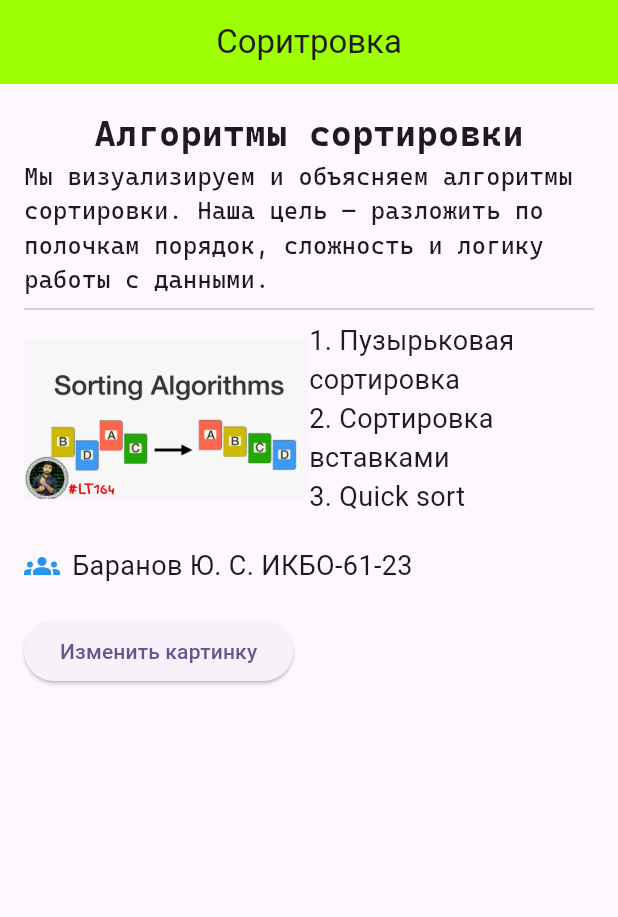
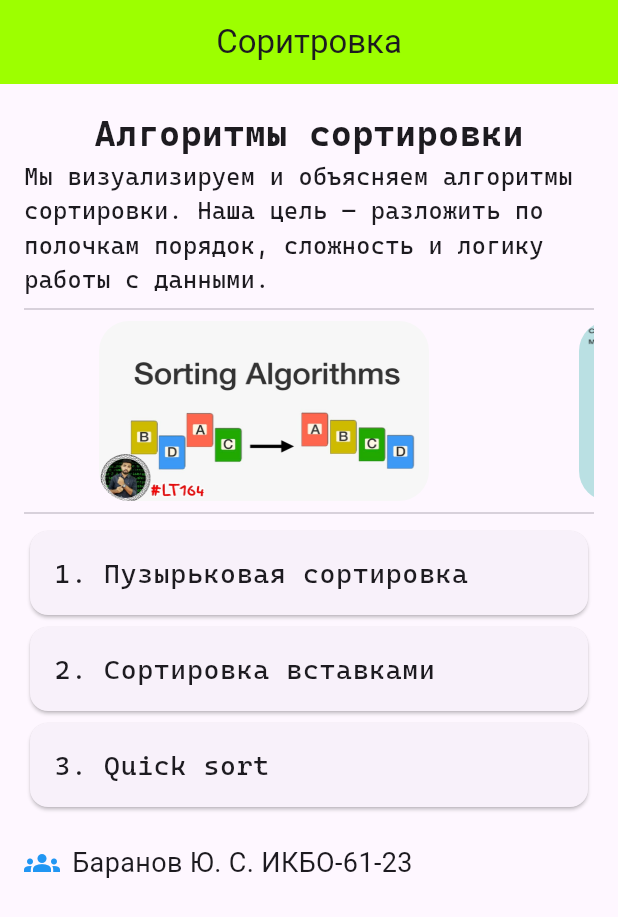
Before and after one commit to Stranik2504/FlutterCourse, a Flutter app: the screen it shows after launch, on a phone screen of 412 x 824 dp. Shown: the top 917 px of the screen. Run offline on Flutter 3.47's test engine with Material 3 defaults, Android fonts, the phone set to English and light mode, and no system bars.

Commit message:
Release task4

```diff
--- a/lib/main.dart
+++ b/lib/main.dart
@@ -30,6 +30,26 @@ class MyHomePage extends StatefulWidget {
 
 class _MyHomePageState extends State<MyHomePage> {
   int num = 1;
+  static const List<String> terms = [
+    "1. Пузырьковая сортировка",
+    "2. Сортировка вставками",
+    "3. Quick sort",
+  ];
+
+  Container getImg(int ind) {
+    return Container(
+      margin: EdgeInsets.symmetric(horizontal: 50),
+      child: ClipRRect(
+        borderRadius: BorderRadius.circular(20),
+        child: Image.asset(
+          'assets/imgs/$ind.jpg',
+          width: 220,
+          height: 120,
+          fit: BoxFit.fill,
+        ),
+      )
+    );
+  }
 
   void changeImg() {
     setState(() {
@@ -71,27 +91,40 @@ class _MyHomePageState extends State<MyHomePage> {
               ),
             ),
             const Divider(),
-            Row(
-              children: [
-                Expanded(
-                  child: InkWell(
-                    onTap: changeImg,
-                    child: Image.asset(
-                      'assets/imgs/$num.jpg',
-                      width: 120,
-                      height: 120,
-                      fit: BoxFit.contain,
-                    )
+            SizedBox(
+              height: 120,
+              child: ListView(
+                scrollDirection: Axis.horizontal,
+                children: [
+                  getImg(1),
+                  getImg(2),
+                  getImg(3),
+                  getImg(4),
+                  getImg(5),
+                ],
+              ),
+            ),
+            const Divider(),
+            ListView.builder(
+              shrinkWrap: true,
+              itemCount: terms.length,
+              itemBuilder: (context, index) {
+                var term= terms[index];
+
+                return Card(
+                  child:
+                  ListTile(
+                    title: Text(term, style: TextStyle(fontSize: 18, fontFamily: 'CascadiaCode'),),                             // текст
+                    onTap: () {
+                      ScaffoldMessenger.of(context).showSnackBar(
+                        SnackBar(content: Text(term),
+                          duration: const Duration(seconds: 3),
+                        )
+                      );
+                    },
                   ),
-                ),
-                Expanded(child: Column(crossAxisAlignment: .start,
-                  children: [
-                    Text("1. Пузырьковая сортировка", style: TextStyle(fontSize: 18)),
-                    Text("2. Сортировка вставками", style: TextStyle(fontSize: 18)),
-                    Text("3. Quick sort", style: TextStyle(fontSize: 18)),
-                  ],
-                ))
-              ],
+                );
+              },
             ),
             const SizedBox(height: 20),
             const Row(
@@ -101,11 +134,6 @@ class _MyHomePageState extends State<MyHomePage> {
                 Text('Баранов Ю. С. ИКБО-61-23', style: TextStyle(fontSize: 18)),
               ],
             ), //Row
-            const SizedBox(height: 20),
-            ElevatedButton(
-              onPressed: changeImg,
-              child: Text('Изменить картинку'),
-            ),
           ],
         ), //Column
       ),
```
